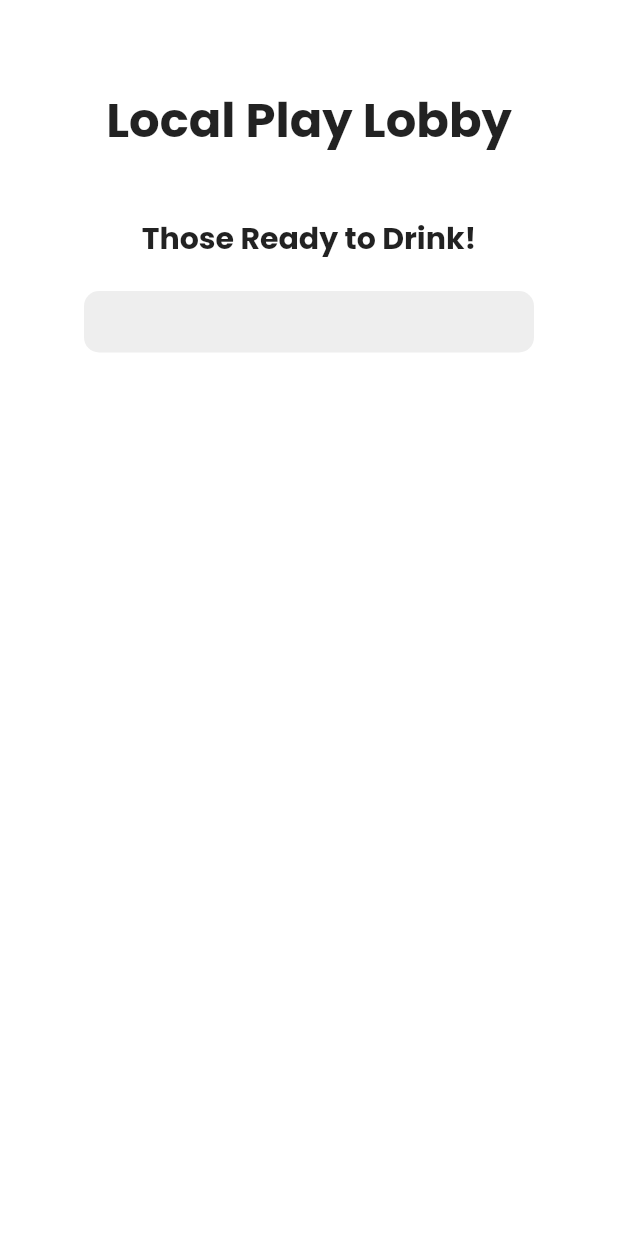
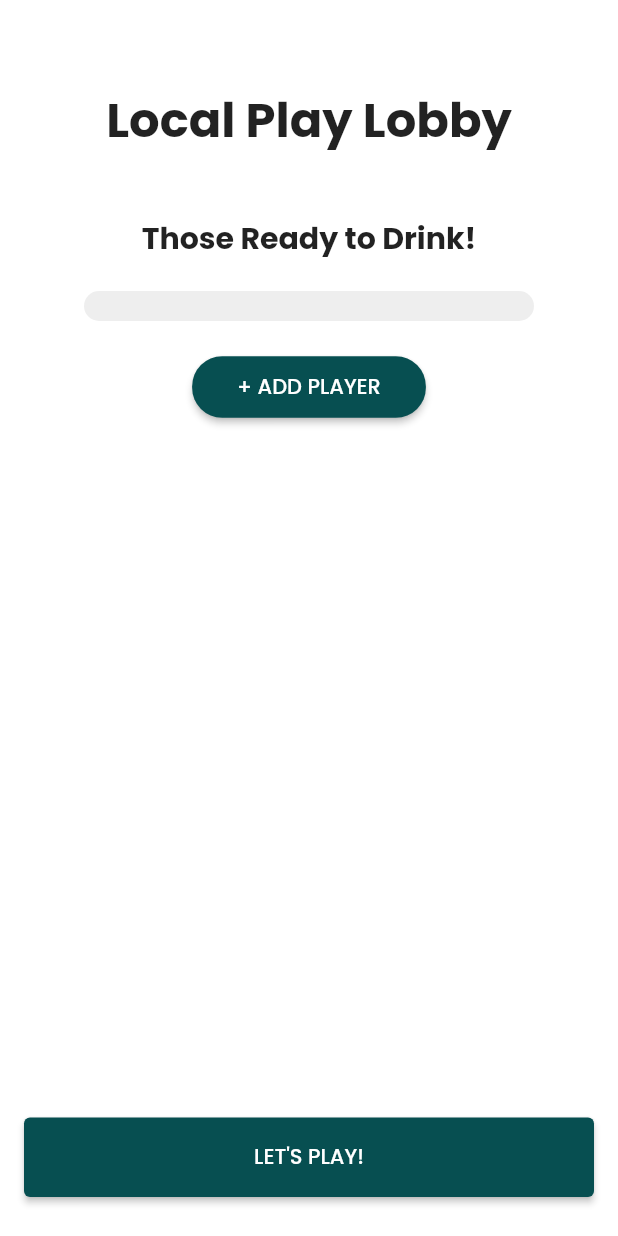
Before and after one commit to jordandadams/tipsy_trials, a Flutter app: the LocalPlayScreen screen opened directly with empty values, on a phone screen of 412 x 824 dp. Run offline on Flutter 3.47's test engine with Material 2 defaults, Android fonts, the phone set to English and light mode, and no system bars; our stand-ins replace get, google_fonts.

Commit message:
working add player logic and validation

```diff
--- a/lib/views/pages/03_local_play/local_play.dart
+++ b/lib/views/pages/03_local_play/local_play.dart
@@ -4,6 +4,7 @@ import '../../../constants/app_sizes.dart';
 import '../../themes/text.dart';
 import 'package:get/get.dart';
 import '../../../controllers/local_play_controller.dart';
+import '../../widgets/add_user_input_field.dart';
 
 class LocalPlayScreen extends StatelessWidget {
   final String username;
@@ -11,7 +12,9 @@ class LocalPlayScreen extends StatelessWidget {
 
   @override
   Widget build(BuildContext context) {
-    final LocalPlayController localPlayController = Get.put(LocalPlayController());
+    final localPlayController = Get.put(LocalPlayController());
+    final TextEditingController _usernameController = TextEditingController();
+
     localPlayController.addUser(username);
 
     return Scaffold(
@@ -20,17 +23,13 @@ class LocalPlayScreen extends StatelessWidget {
           padding: EdgeInsets.all(AppSizes.defaultPadding),
           child: Column(
             children: [
-              Expanded(
-                child: Column(
-                  children: [
               SizedBox(height: 40),
 
               // Local Play Header Text
               Center(
                 child: Text(
                   "Local Play Lobby",
-                        style:
-                            TextStyle(fontSize: 32, fontWeight: FontWeight.bold),
+                  style: TextStyle(fontSize: 32, fontWeight: FontWeight.bold),
                 ),
               ),
 
@@ -40,8 +39,7 @@ class LocalPlayScreen extends StatelessWidget {
               Center(
                 child: Text(
                   "Those Ready to Drink!",
-                        style:
-                            TextStyle(fontSize: 20, fontWeight: FontWeight.bold),
+                  style: TextStyle(fontSize: 20, fontWeight: FontWeight.bold),
                 ),
               ),
 
@@ -53,25 +51,92 @@ class LocalPlayScreen extends StatelessWidget {
                   color: Colors.grey[200], // Light grey color
                   borderRadius: BorderRadius.circular(10), // Rounded corners
                 ),
-                      child: GetBuilder<LocalPlayController>(
-                        builder: (controller) {
-                          return Column(
-                            children: controller.usernames
+                child: Obx(
+                  () => Column(
+                    children: localPlayController.usernames
                         .map((user) => Text(user))
                         .toList(),
-                          );
-                        },
+                  ),
                 ),
               ),
 
-                    // Add player button
-
-                    // Input field shown when add player button tapped
-
-                    // Let's Play button
+              Obx(
+                () => localPlayController.showInputField.value
+                    ? Column(
+                        crossAxisAlignment: CrossAxisAlignment.start,
+                        children: [
+                          Obx(() {
+                            return localPlayController
+                                    .errorMessage.value.isEmpty
+                                ? SizedBox.shrink()
+                                : Text(
+                                    localPlayController.errorMessage.value,
+                                    style: TextStyle(color: Colors.red),
+                                  );
+                          }),
+                          AddUserField(
+                            onChanged: (_) =>
+                                localPlayController.validateForm(),
+                          ),
+                          SizedBox(height: 10),
+                          Row(
+                            mainAxisAlignment: MainAxisAlignment
+                                .end, // Align the icons to the right
+                            children: [
+                              // Cancel button
+                              IconButton(
+                                onPressed: () {
+                                  localPlayController.toggleInputField();
+                                  localPlayController.usernameController
+                                      .clear();
+                                },
+                                icon: Icon(Icons.cancel),
+                              ),
+                              SizedBox(width: 5),
+                              Obx(() {
+                                return IconButton(
+                                  onPressed:
+                                      localPlayController.canProceed.value
+                                          ? () => localPlayController.addPlayer(
+                                              localPlayController
+                                                  .usernameController.text)
+                                          : null,
+                                  icon: Icon(Icons.add),
+                                );
+                              }),
                             ],
                           ),
+                        ],
+                      )
+                    : ElevatedButton(
+                        onPressed: localPlayController.toggleInputField,
+                        child: Text('+ ADD PLAYER'),
+                        style: ElevatedButton.styleFrom(
+                          backgroundColor: Theme.of(context)
+                              .primaryColor, // You can set the button color here
+                          shape: RoundedRectangleBorder(
+                            borderRadius: BorderRadius.circular(
+                                20), // Change the corner radius for rounded edges
                           ),
+                          padding: EdgeInsets.symmetric(
+                              horizontal: 30,
+                              vertical:
+                                  10), // Adjust the padding for a smaller size
+                        ),
+                      ),
+              ),
+
+              // Spacer to push the button to the bottom
+              Spacer(),
+
+              // LET'S PLAY button
+              ElevatedButton(
+                onPressed: () {},
+                child: Text("LET'S PLAY!"),
+                style: ElevatedButton.styleFrom(
+                    minimumSize: Size(double.infinity, 50)),
+              ),
+              SizedBox(height: 10),
             ],
           ),
         ),
```
Also changed, not shown: lib/controllers/local_play_controller.dart (+103 -3 lines), lib/views/widgets/add_user_input_field.dart (added, +29 -0 lines). Lines whose indentation alone changed are shown as unchanged.
